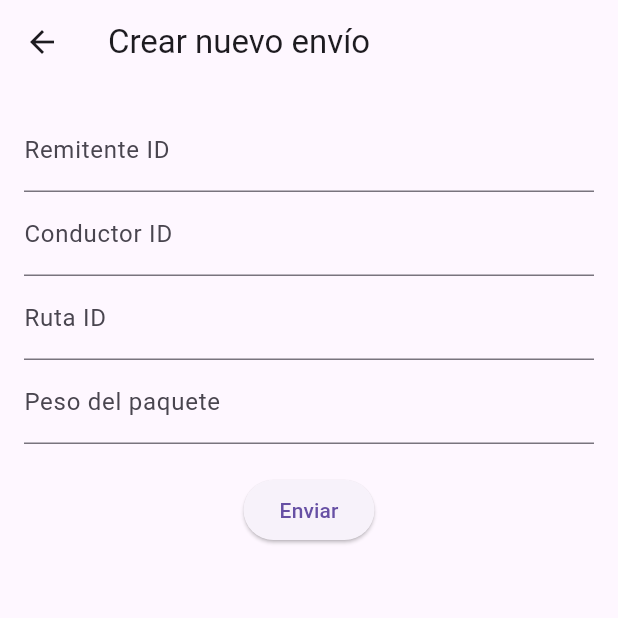
After one commit to marCRACK29/Frontend-Flutter, a Flutter app: the OrdersHomeView screen opened by its route, after a tap on "Crear nueva orden", on a phone screen of 412 x 824 dp, the top half of it. The commit adds this screen. Run offline on Flutter 3.47's test engine with Material 3 defaults, Android fonts, the phone set to English and light mode, and no system bars; our stand-ins replace dio, flutter_dotenv, flutter_map, flutter_secure_storage, latlong2, location and 1 more; missing offline and left inert: flutter_map_cancellable_tile_provider, flutter_map_location_marker, flutter_polyline_points; accounts and stored records are empty; network calls fail.

Commit message:
crear envio

```diff
--- a/lib/core/api/api_endpoints.dart
+++ b/lib/core/api/api_endpoints.dart
@@ -26,6 +26,12 @@ class ApiEndpoints {
   static const String osmReverse = '/reverse';
   static const String osmDetails = '/details';
 
+  // Orders endpoints
+  static const String createEnvio = "/api/envios";
+  static const String misEnvios = "/api/envios/mis";
+  static String actualizarEstado(int id) => "/api/envios/$id/estado";
+  static String cancelarEnvio(int id) => "/api/envios/$id";
+
   // Helper methods
   static String getUserRoutes(String userId) => '/maps/routes/user/$userId';
   static String getRouteById(String routeId) => '/maps/routes/$routeId';
--- /dev/null
+++ b/lib/features/orders/models/envio_model.dart
@@ -0,0 +1,48 @@
+class Envio {
+  final String remitenteId;
+  final int rutaId;
+  final String conductorId;
+  final List<Paquete> paquetes;
+
+  Envio({
+    required this.remitenteId,
+    required this.rutaId,
+    required this.conductorId,
+    required this.paquetes,
+  });
+
+  Map<String, dynamic> toJson() {
+    return {
+      "remitente_id": remitenteId,
+      "ruta_id": rutaId,
+      "conductor_id": conductorId,
+      "paquetes": paquetes.map((p) => p.toJson()).toList(),
+    };
+  }
+}
+
+class Paquete {
+  final int peso;
+  final int? alto;
+  final int? largo;
+  final int? ancho;
+  final String? descripcion;
+
+  Paquete({
+    required this.peso,
+    this.alto,
+    this.largo,
+    this.ancho,
+    this.descripcion,
+  });
+
+  Map<String, dynamic> toJson() {
+    return {
+      "peso": peso,
+      "alto": alto,
+      "largo": largo,
+      "ancho": ancho,
+      "descripcion": descripcion,
+    };
+  }
+}
--- /dev/null
+++ b/lib/features/orders/views/crear_envio_view.dart
@@ -0,0 +1,70 @@
+import 'package:flutter/material.dart';
+import '../models/envio_model.dart';
+import '../services/envio_service.dart';
+
+class CrearEnvioScreen extends StatefulWidget {
+  const CrearEnvioScreen({super.key});
+
+  @override
+  State<CrearEnvioScreen> createState() => _CrearEnvioScreenState();
+}
+
+class _CrearEnvioScreenState extends State<CrearEnvioScreen> {
+  final _formKey = GlobalKey<FormState>();
+  final _remitenteController = TextEditingController();
+  final _conductorController = TextEditingController();
+  final _rutaController = TextEditingController();
+  final _pesoController = TextEditingController();
+
+  final EnvioService envioService = EnvioService();
+
+  void _submit() async {
+    if (_formKey.currentState!.validate()) {
+      try {
+        final envio = Envio(
+          remitenteId: _remitenteController.text,
+          rutaId: int.parse(_rutaController.text),
+          conductorId: _conductorController.text,
+          paquetes: [
+            Paquete(
+              peso: int.parse(_pesoController.text),
+            )
+          ],
+        );
+
+        final respuesta = await envioService.crearEnvio(envio);
+        print('Respuesta completa: $respuesta');
+        ScaffoldMessenger.of(context).showSnackBar(
+          SnackBar(content: Text('Envío creado: ID ${respuesta["envio"]["id"]}')),
+        );
+      } catch (e) {
+        ScaffoldMessenger.of(context).showSnackBar(
+          SnackBar(content: Text('Error: $e')),
+        );
+      }
+    }
+  }
+
+  @override
+  Widget build(BuildContext context) {
+    return Scaffold(
+      appBar: AppBar(title: const Text("Crear nuevo envío")),
+      body: Padding(
+        padding: const EdgeInsets.all(16.0),
+        child: Form(
+          key: _formKey,
+          child: Column(
+            children: [
+              TextFormField(controller: _remitenteController, decoration: const InputDecoration(labelText: "Remitente ID")),
+              TextFormField(controller: _conductorController, decoration: const InputDecoration(labelText: "Conductor ID")),
+              TextFormField(controller: _rutaController, decoration: const InputDecoration(labelText: "Ruta ID")),
+              TextFormField(controller: _pesoController, decoration: const InputDecoration(labelText: "Peso del paquete")),
+              const SizedBox(height: 20),
+              ElevatedButton(onPressed: _submit, child: const Text("Enviar")),
+            ],
+          ),
+        ),
+      ),
+    );
+  }
+}
--- /dev/null
+++ b/lib/features/orders/views/orders_home_view.dart
@@ -0,0 +1,64 @@
+import 'package:flutter/material.dart';
+import 'package:frontend/features/orders/services/envio_service.dart';
+import 'package:frontend/features/orders/views/crear_envio_view.dart';
+import 'package:frontend/features/orders/views/historial_envios_view.dart';
+
+
+class OrdersHomeView extends StatefulWidget {
+  const OrdersHomeView({super.key});
+
+  @override
+  State<OrdersHomeView> createState() => _OrdersHomeViewState();
+}
+
+class _OrdersHomeViewState extends State<OrdersHomeView> {
+  final envioService = EnvioService();
+
+  Future<void> _verHistorial() async {
+  try {
+    String usuarioId = '15.123.123-4'; // Reemplaza con el usuario logueado
+    final envios = await envioService.obtenerEnviosPorUsuario(usuarioId);
+
+    if (!mounted) return; // Verifica que el widget esté montado
+
+    Navigator.push(
+      context,
+      MaterialPageRoute(
+        builder: (context) => HistorialEnviosView(envios: envios),
+      ),
+    );
+  } catch (e) {
+    print("Error al obtener historial: $e");
+    ScaffoldMessenger.of(context).showSnackBar(
+      SnackBar(content: Text('Error: $e')),
+    );
+  }
+}
+
+  @override
+  Widget build(BuildContext context) {
+    return Scaffold(
+      appBar: AppBar(title: const Text("Órdenes")),
+      body: Center(
+        child: Column(
+          mainAxisAlignment: MainAxisAlignment.center,
+          children: [
+            ElevatedButton(
+              onPressed: _verHistorial,
+              child: const Text("Ver historial de órdenes"),
+            ),
+            ElevatedButton(
+              onPressed: () {
+                Navigator.push(
+                  context,
+                  MaterialPageRoute(builder: (context) => const CrearEnvioScreen()),
+                );
+              },
+              child: const Text("Crear nueva orden"),
+            ),
+          ],
+        ),
+      ),
+    );
+  }
+}
```
Also changed, not shown: lib/features/orders/services/envio_service.dart (added, +45 -0 lines), lib/features/orders/views/historial_envios_view.dart (added, +25 -0 lines), lib/main.dart (+9 -0 lines), lib/features/orders/providers/order_provider.dart (added), lib/features/orders/widgets/order_card.dart (added), pubspec.lock.
